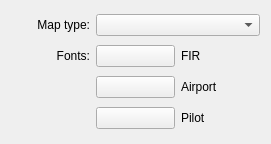
Above: source/ui/pages/mappage.ui from Vatsinator/vatsinator-legacy before the change. Below: the same form after it.
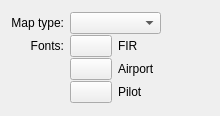
That is the form after the change.

Commit message: Toolbar fix for Mac

The edit to the form file:
```diff
--- a/source/ui/pages/mappage.ui
+++ b/source/ui/pages/mappage.ui
@@ -6,14 +6,17 @@
    <rect>
     <x>0</x>
     <y>0</y>
-    <width>271</width>
-    <height>144</height>
+    <width>220</width>
+    <height>116</height>
    </rect>
   </property>
   <property name="windowTitle">
    <string notr="true">Map</string>
   </property>
-  <layout class="QGridLayout" name="gridLayout">
+  <layout class="QGridLayout" name="gridLayout" columnstretch="0,0,0,0,0">
+   <property name="verticalSpacing">
+    <number>0</number>
+   </property>
    <item row="1" column="2">
     <widget class="QPushButton" name="FirFontSelectionButton">
      <property name="text">
@@ -28,13 +31,6 @@
      </property>
     </widget>
    </item>
-   <item row="1" column="3">
-    <widget class="QLabel" name="label">
-     <property name="text">
-      <string extracomment="Select FIR font">FIR</string>
-     </property>
-    </widget>
-   </item>
    <item row="1" column="0">
     <widget class="QLabel" name="label_2">
      <property name="text">
@@ -52,20 +48,6 @@
      </property>
     </widget>
    </item>
-   <item row="2" column="3">
-    <widget class="QLabel" name="label_5">
-     <property name="text">
-      <string extracomment="Select font for airports">Airport</string>
-     </property>
-    </widget>
-   </item>
-   <item row="3" column="3">
-    <widget class="QLabel" name="label_3">
-     <property name="text">
-      <string extracomment="Select font for pilots">Pilot</string>
-     </property>
-    </widget>
-   </item>
    <item row="0" column="0">
     <widget class="QLabel" name="label_4">
      <property name="text">
@@ -79,6 +61,27 @@
    <item row="0" column="2" colspan="2">
     <widget class="QComboBox" name="MapTypeComboBox"/>
    </item>
+   <item row="1" column="3" colspan="2">
+    <widget class="QLabel" name="label">
+     <property name="text">
+      <string extracomment="Select FIR font">FIR</string>
+     </property>
+    </widget>
+   </item>
+   <item row="2" column="3" colspan="2">
+    <widget class="QLabel" name="label_5">
+     <property name="text">
+      <string extracomment="Select font for airports">Airport</string>
+     </property>
+    </widget>
+   </item>
+   <item row="3" column="3" colspan="2">
+    <widget class="QLabel" name="label_3">
+     <property name="text">
+      <string extracomment="Select font for pilots">Pilot</string>
+     </property>
+    </widget>
+   </item>
   </layout>
  </widget>
  <resources/>
```
The commit also changes 5 other files.
